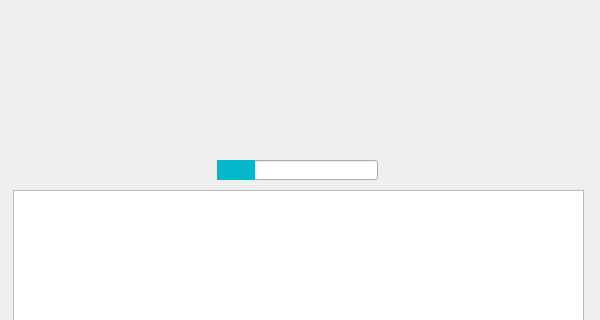
Above: main_form.ui from DebiKk-tech/DnDnD before the change; both pictures show x 0 to 600 and y 0 to 320 of the 600 by 601 pixel window. Below: the same form after it.
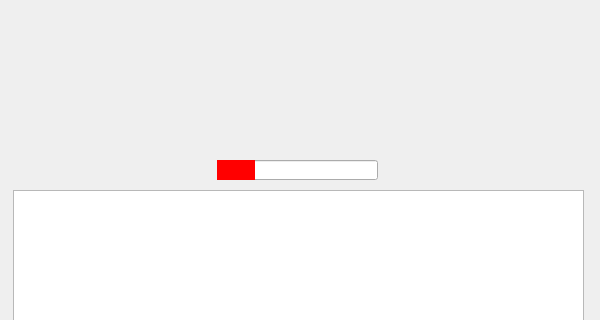
That is the form after the change.

Diff of the .ui file:
```diff
--- a/main_form.ui
+++ b/main_form.ui
@@ -32,7 +32,7 @@
    </property>
    <property name="styleSheet">
     <string notr="true">QProgressBar::chunk {
-     background-color: #05B8CC;
+     background-color: #FF0000;
  }</string>
    </property>
    <property name="value">
@@ -216,10 +216,10 @@
   <widget class="QLabel" name="img_label">
    <property name="geometry">
     <rect>
-     <x>226</x>
-     <y>32</y>
-     <width>151</width>
-     <height>121</height>
+     <x>270</x>
+     <y>60</y>
+     <width>51</width>
+     <height>71</height>
     </rect>
    </property>
    <property name="text">
```
Left out of the diff: 17 changed lines with no effect on the pictures.
